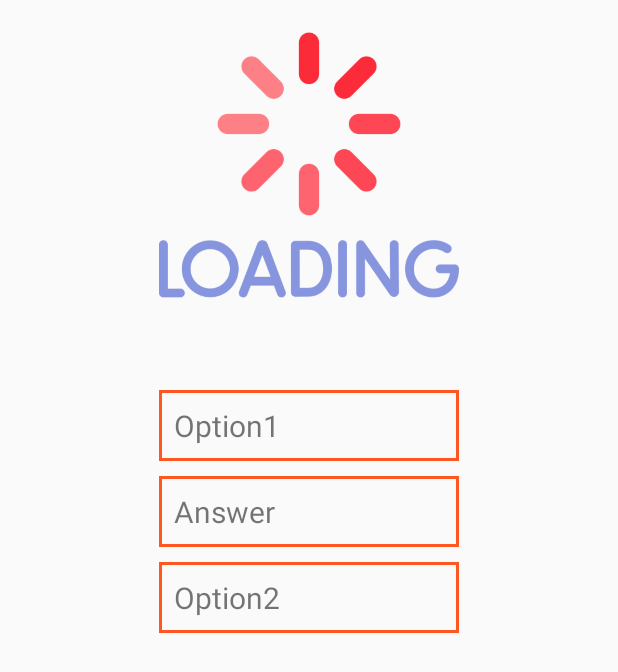
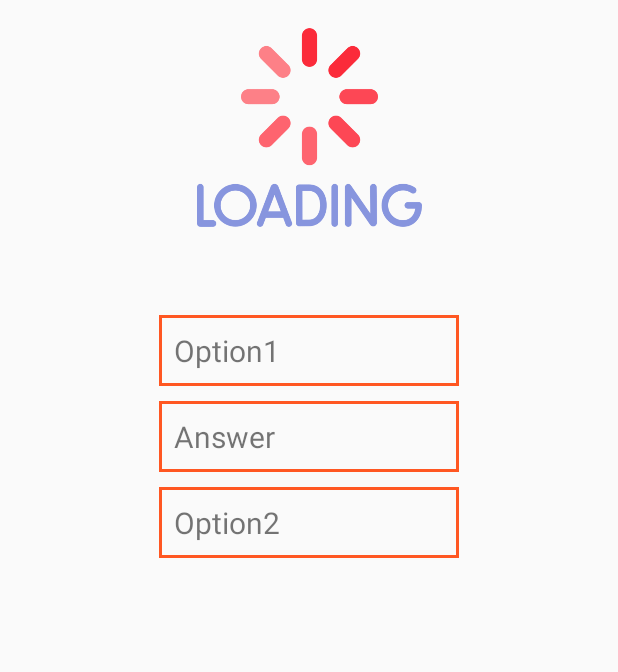
Before and after one commit to yulia-samoilovich/TourLingo, an Android app: the MatchPicture screen opened directly, with no data from a screen before it, on a phone screen of 412 x 824 dp. Shown: the top 672 px of the screen. Run offline under Robolectric (Android 15) with nearby library versions, the light colour scheme and no system bars; our stand-ins replace Firebase (no records; nobody signed in at launch, a user with empty details on screens opened directly).

Commit message:
Update activity_match_picture.xml

```diff
--- a/app/src/main/res/layout/activity_match_picture.xml
+++ b/app/src/main/res/layout/activity_match_picture.xml
@@ -9,8 +9,8 @@
 
     <ImageView
         android:id="@+id/imLoad"
-        android:layout_width="200dp"
-        android:layout_height="200dp"
+        android:layout_width="150dp"
+        android:layout_height="150dp"
         app:srcCompat="@drawable/loading"
         app:layout_constraintLeft_toLeftOf="parent"
         app:layout_constraintRight_toRightOf="parent"
@@ -64,7 +64,7 @@
         app:layout_constraintLeft_toLeftOf="parent"
         app:layout_constraintRight_toRightOf="parent"
         app:layout_constraintTop_toBottomOf="@id/tvOption2"
-        android:layout_marginTop="30dp"
+        android:layout_marginTop="18dp"
         android:visibility="invisible"/>
 
     <ImageView
@@ -75,6 +75,6 @@
         app:layout_constraintLeft_toLeftOf="parent"
         app:layout_constraintRight_toRightOf="parent"
         app:layout_constraintTop_toBottomOf="@id/tvOption2"
-        android:layout_marginTop="50dp"
+        android:layout_marginTop="18dp"
         android:visibility="invisible"/>
 </androidx.constraintlayout.widget.ConstraintLayout>
```
